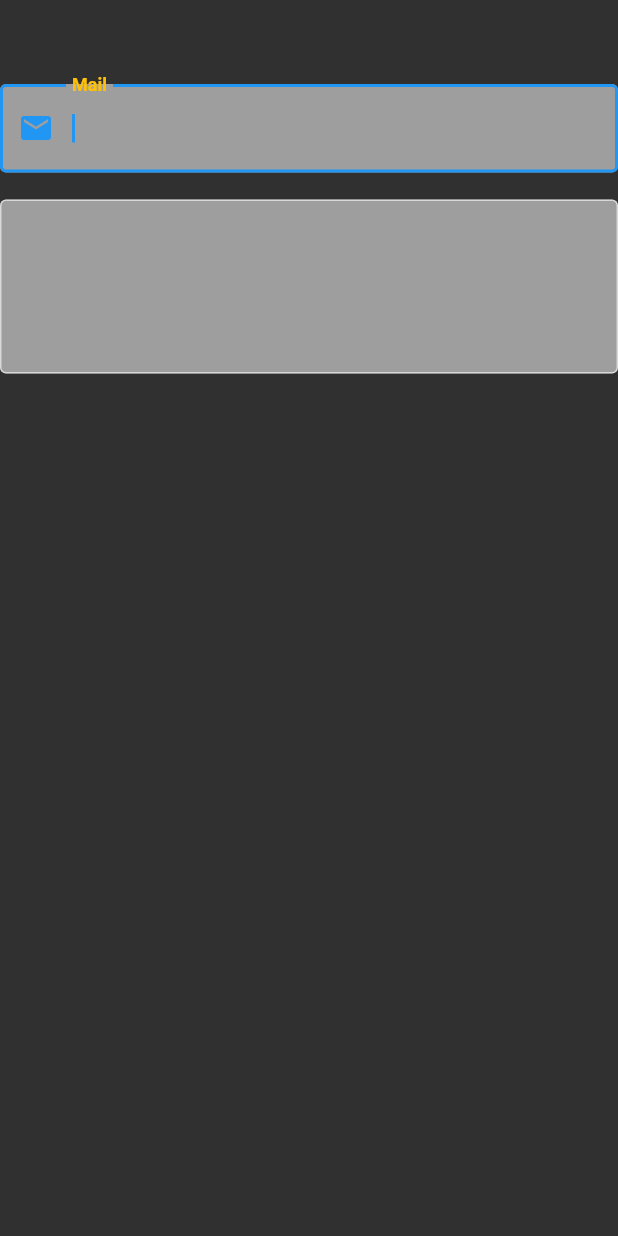
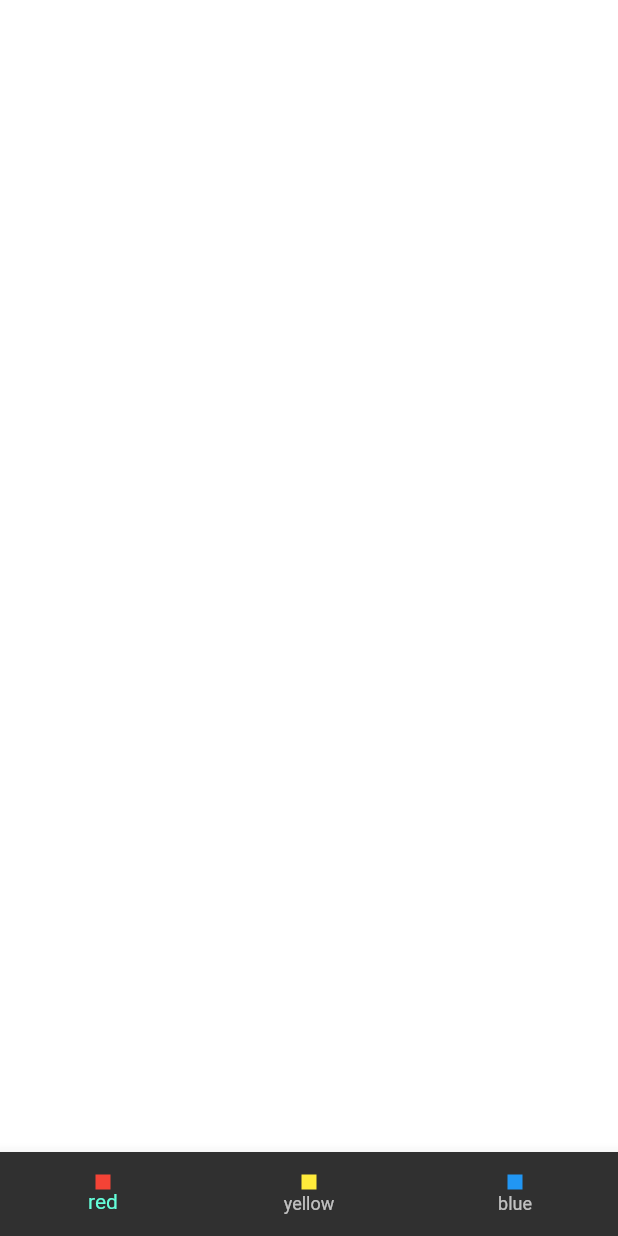
Before and after one commit to omerlevennt/flutter_full_learn, a Flutter app: the screen it shows after launch, on a phone screen of 412 x 824 dp. Run offline on Flutter 3.47's test engine with Material 2 defaults, Android fonts, the phone set to English and light mode, and no system bars.

Commit message:
Demos added

```diff
--- /dev/null
+++ b/lib/demos/colors_demo_view.dart
@@ -0,0 +1,60 @@
+import 'package:flutter/material.dart';
+
+class ColorsDemoView extends StatefulWidget {
+  const ColorsDemoView({super.key});
+
+  @override
+  State<ColorsDemoView> createState() => _ColorsDemoViewState();
+}
+
+class _ColorsDemoViewState extends State<ColorsDemoView> {
+  Color _backgroundColor = Colors.transparent;
+  void _changeBackgroundColor(Color color) {
+    setState(() {
+      _backgroundColor = color;
+    });
+  }
+
+  @override
+  Widget build(BuildContext context) {
+    return Scaffold(
+      backgroundColor: _backgroundColor,
+      bottomNavigationBar: BottomNavigationBar(
+          onTap: (value) {
+            if (value == 0) {
+              _changeBackgroundColor(Colors.red);
+            } else if (value == 1) {
+              _changeBackgroundColor(Colors.yellow);
+            } else {
+              _changeBackgroundColor(Colors.blue);
+            }
+          },
+          items: const [
+            BottomNavigationBarItem(
+                icon: _ColorContainer(
+                  color: Colors.red,
+                ),
+                label: 'red'),
+            BottomNavigationBarItem(
+                icon: _ColorContainer(color: Colors.yellow), label: 'yellow'),
+            BottomNavigationBarItem(
+                icon: _ColorContainer(color: Colors.blue), label: 'blue'),
+          ]),
+    );
+  }
+}
+
+class _ColorContainer extends StatelessWidget {
+  const _ColorContainer({
+    required this.color,
+  });
+  final Color color;
+  @override
+  Widget build(BuildContext context) {
+    return Container(
+      height: 10,
+      width: 10,
+      color: color,
+    );
+  }
+}
--- a/lib/main.dart
+++ b/lib/main.dart
@@ -1,7 +1,7 @@
 import 'package:flutter/material.dart';
 import 'package:flutter/services.dart';
 import 'package:flutter_full_learn/101/lesson2/color_learn.dart';
-import 'package:flutter_full_learn/101/lesson5/text_field_learn.dart';
+import 'package:flutter_full_learn/demos/colors_demo_view.dart';
 import 'package:flutter_full_learn/product/language/language_items.dart';
 
 void main() {
@@ -43,7 +43,7 @@ class MyApp extends StatelessWidget {
             elevation: 0,
             systemOverlayStyle: SystemUiOverlayStyle.light,
           )),
-      home: const TextFieldLearn(),
+      home: const ColorsDemoView(),
     );
   }
 }
```
